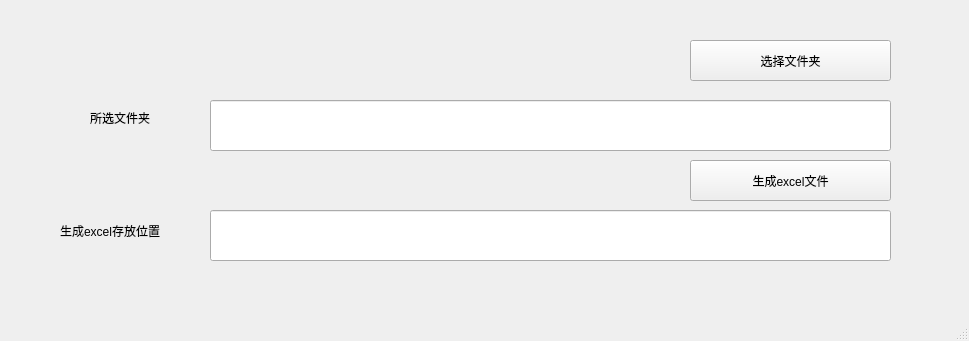
Old version of the form lgp_file_ana/mainwindow.ui in the repository tiansongyu/LGP_file_ana.
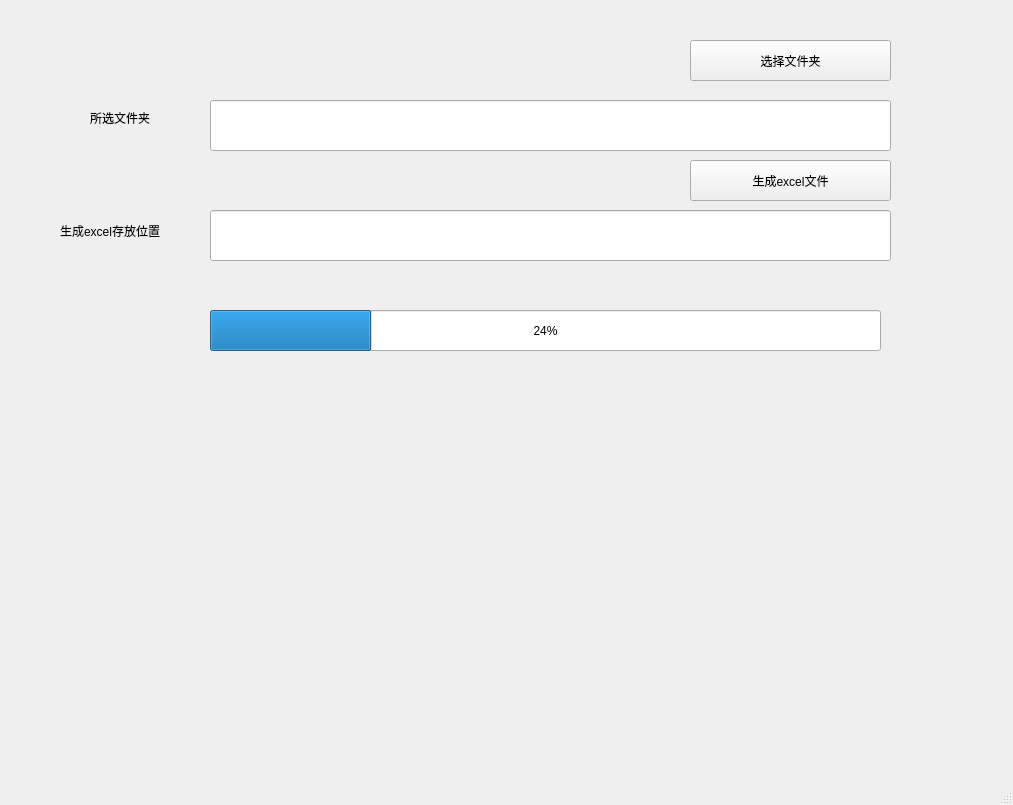
New version of the form.

What changed in the file:
```diff
--- a/lgp_file_ana/mainwindow.ui
+++ b/lgp_file_ana/mainwindow.ui
@@ -6,8 +6,8 @@
    <rect>
     <x>0</x>
     <y>0</y>
-    <width>969</width>
-    <height>341</height>
+    <width>1013</width>
+    <height>805</height>
    </rect>
   </property>
   <property name="cursor">
@@ -89,6 +89,32 @@
      <string>生成excel存放位置</string>
     </property>
    </widget>
+   <widget class="QLabel" name="label_3">
+    <property name="geometry">
+     <rect>
+      <x>370</x>
+      <y>280</y>
+      <width>281</width>
+      <height>21</height>
+     </rect>
+    </property>
+    <property name="text">
+     <string/>
+    </property>
+   </widget>
+   <widget class="QProgressBar" name="progressBar">
+    <property name="geometry">
+     <rect>
+      <x>210</x>
+      <y>310</y>
+      <width>671</width>
+      <height>41</height>
+     </rect>
+    </property>
+    <property name="value">
+     <number>24</number>
+    </property>
+   </widget>
   </widget>
   <widget class="QMenuBar" name="menubar">
    <property name="geometry">
```
Left out of the diff: 2 changed lines with no effect on the pictures.
